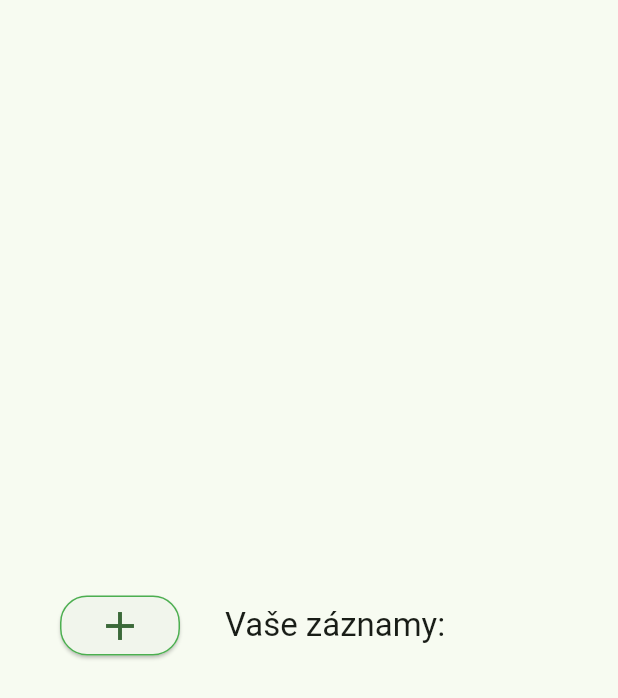
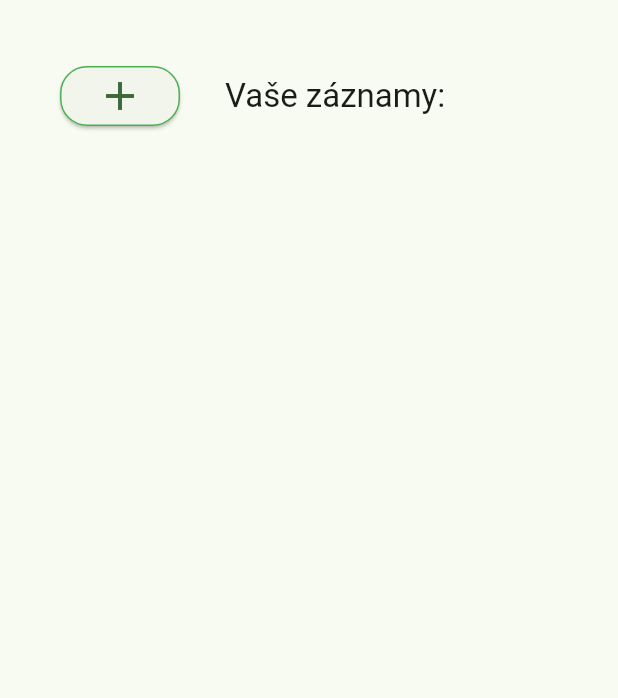
Before and after one commit to Venca321/FlutterPasswords, a Flutter app: the HomeWidget screen opened directly, on a phone screen of 412 x 824 dp. Shown: the top 698 px of the screen. Run offline on Flutter 3.47's test engine with Material 2 defaults, Android fonts, the phone set to English and light mode, and no system bars; our stand-ins replace local_auth, pin_code_fields, sqflite; missing offline and left inert: encrypt; accounts and stored records are empty.

Commit message:
home scroll fix

```diff
--- a/lib/database.dart
+++ b/lib/database.dart
@@ -5,14 +5,14 @@ import 'package:sqflite/sqflite.dart';
 final iv = IV.fromLength(16);
 
 String encrypt(text) {
-  final key = Key.fromUtf8('my 32 length key................');
+  final key = Key.fromUtf8('X3EhZ7eprfPZblJFChLHUWNVSJtpzEAa');
   final encrypter = Encrypter(AES(key));
   final encrypted = encrypter.encrypt(text, iv: iv);
   return encrypted.base64;
 }
 
 String decrypt(text) {
-  final key = Key.fromUtf8('my 32 length key................');
+  final key = Key.fromUtf8('X3EhZ7eprfPZblJFChLHUWNVSJtpzEAa');
   final encrypter = Encrypter(AES(key));
   final decrypted = encrypter.decrypt64(text, iv: iv);
   return decrypted;
--- a/lib/pages/home.dart
+++ b/lib/pages/home.dart
@@ -1,11 +1,10 @@
 // ignore_for_file: prefer_const_constructors, prefer_const_literals_to_create_immutables
 import 'package:flutter/material.dart';
-import 'package:flutter/services.dart';
 import 'package:provider/provider.dart';
 
+import '../main.dart';
 import 'package:passwords/pages/edit.dart';
 import 'package:passwords/pages/detail.dart';
-import '../main.dart';
 import 'package:passwords/database.dart';
 import 'package:passwords/pages/addrecord.dart';
 
@@ -34,7 +33,6 @@ class HomeWidget extends StatelessWidget {
     return Scaffold(
       body: SafeArea(
         child: Center(
-          child: SingleChildScrollView(
           child: Column(
             children: [
               SizedBox(height: 30),
@@ -45,6 +43,10 @@ class HomeWidget extends StatelessWidget {
                 ],
               ),
               SizedBox(height: 20),
+              Expanded(
+                child: SingleChildScrollView(
+                  child: Column(
+                    children: [
                       for (var record in appState.records)
                         InkWell(
                           onTap: (){
@@ -56,8 +58,11 @@ class HomeWidget extends StatelessWidget {
                           child: MyCard(text: record)
                         )
                     ],
+                  )
+                )
+              )
+            ],
           ),
-          )
         )
       )
     );
```
Lines whose indentation alone changed are shown as unchanged.
